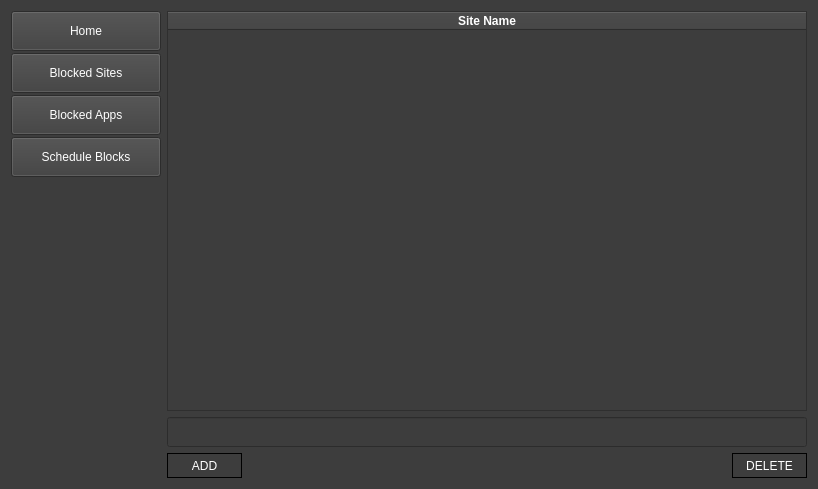
HowePersonal/DistractionBlocker, file ui/blockedweb.ui: the form before one commit.
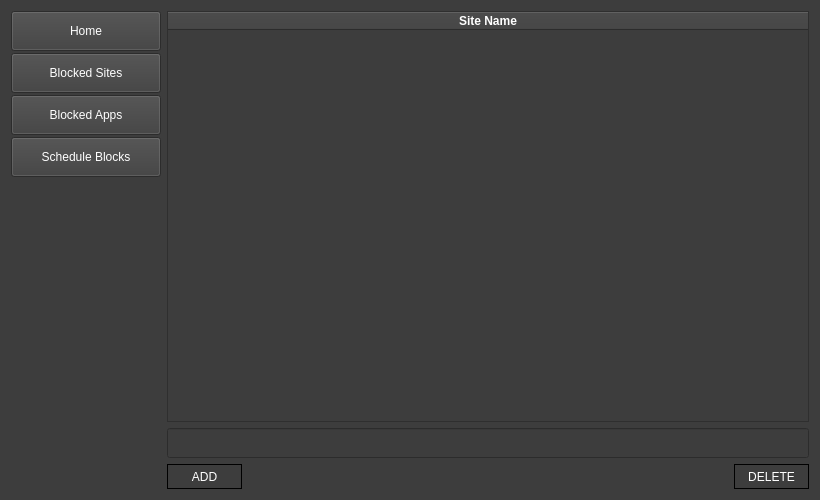
The form after the commit.

The edit to the form file:
```diff
--- a/ui/blockedweb.ui
+++ b/ui/blockedweb.ui
@@ -6,8 +6,8 @@
    <rect>
     <x>0</x>
     <y>0</y>
-    <width>816</width>
-    <height>487</height>
+    <width>820</width>
+    <height>500</height>
    </rect>
   </property>
   <property name="sizePolicy">
@@ -16,6 +16,12 @@
     <verstretch>0</verstretch>
    </sizepolicy>
   </property>
+  <property name="minimumSize">
+   <size>
+    <width>820</width>
+    <height>500</height>
+   </size>
+  </property>
   <property name="windowTitle">
    <string>Distraction Blocker</string>
   </property>
```
